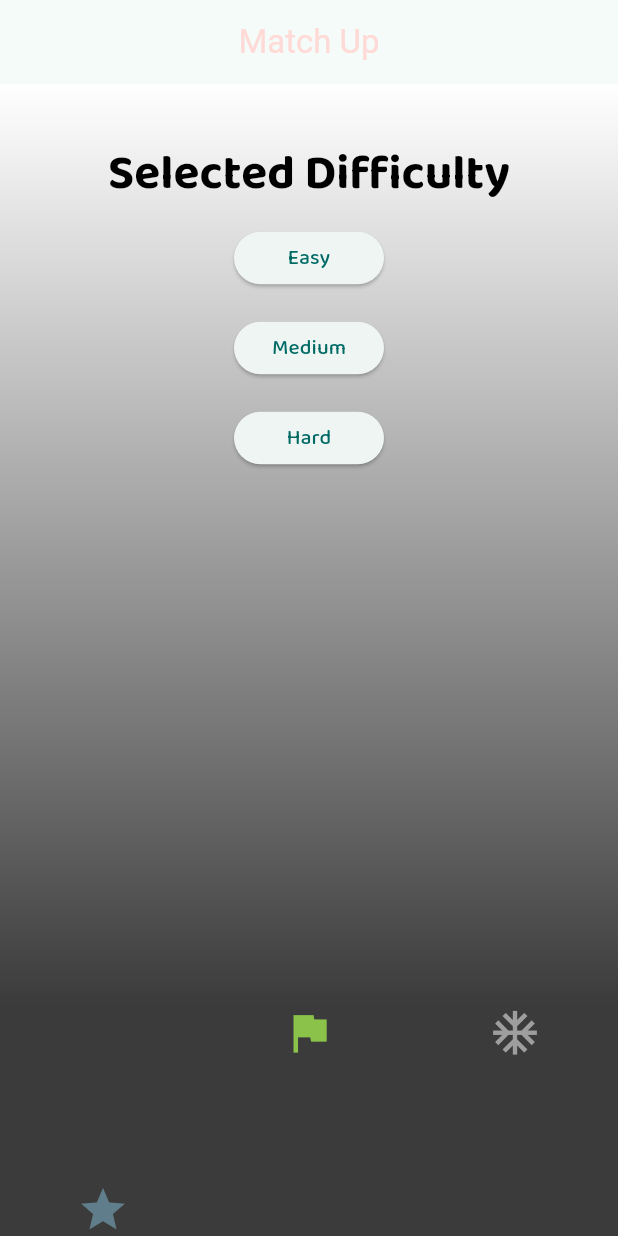
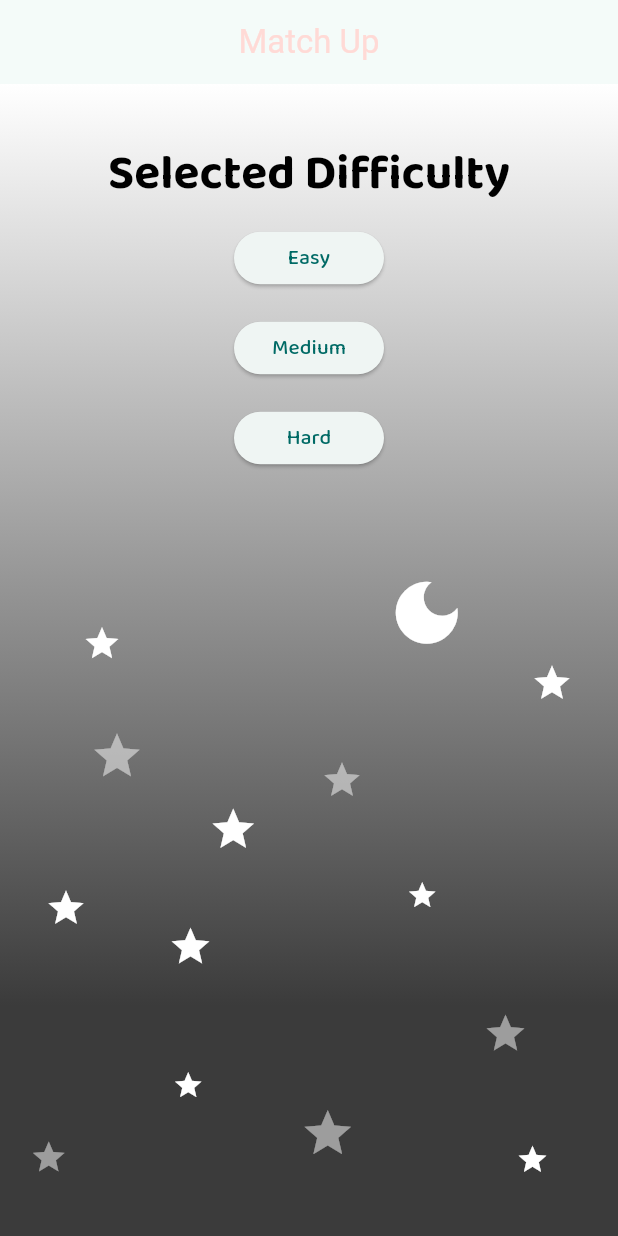
Before and after one commit to Mokshith-S/match_box, a Flutter app: the screen it shows after launch, on a phone screen of 412 x 824 dp. Run offline on Flutter 3.47's test engine with Material 3 defaults, Android fonts, the light colour scheme and no system bars; our stand-ins replace flutter_riverpod, google_fonts; Roboto replaces fonts that are missing (Kenia).

Commit message:
Animation updated

```diff
--- a/lib/widget/home_page_animation.dart
+++ b/lib/widget/home_page_animation.dart
@@ -1,3 +1,5 @@
+import 'dart:async';
+
 import 'package:flutter/material.dart';
 
 class HomeAnimation extends StatefulWidget {
@@ -10,8 +12,7 @@ class HomeAnimation extends StatefulWidget {
 class _HomeAnimationState extends State<HomeAnimation>
     with TickerProviderStateMixin {
   late AnimationController _firstStar;
-  late AnimationController _secondStar;
-  late AnimationController _thirdStar;
+  late Timer _timer;
 
   @override
   void initState() {
@@ -19,37 +20,17 @@ class _HomeAnimationState extends State<HomeAnimation>
     _firstStar = AnimationController(
       animationBehavior: AnimationBehavior.normal,
       vsync: this,
-      duration: const Duration(seconds: 3),
-      reverseDuration: const Duration(seconds: 3),
-    );
-    _secondStar = AnimationController(
-      vsync: this,
-      duration: const Duration(seconds: 3),
-    );
-    _thirdStar = AnimationController(
-      vsync: this,
-      duration: const Duration(seconds: 3),
+      duration: const Duration(seconds: 1),
+      reverseDuration: const Duration(seconds: 1),
     );
     _firstStar.forward();
+    _timer = Timer.periodic(const Duration(seconds: 6), (timer) {
+      _firstStar.forward();
+    });
 
     _firstStar.addStatusListener((status) {
-      if (status == AnimationStatus.completed) {
-        _secondStar.forward();
+      if (AnimationStatus.completed == status) {
         _firstStar.reverse();
-      }
-    });
-
-    _secondStar.addStatusListener((status) {
-      if (status == AnimationStatus.completed) {
-        _thirdStar.forward();
-        _secondStar.reverse();
-      }
-    });
-
-    _thirdStar.addStatusListener((status) {
-      if (status == AnimationStatus.completed) {
-        _firstStar.forward();
-        _thirdStar.reverse();
       }
     });
   }
@@ -57,63 +38,171 @@ class _HomeAnimationState extends State<HomeAnimation>
   @override
   void dispose() {
     _firstStar.dispose();
-    _secondStar.dispose();
-    _thirdStar.dispose();
+    _timer.cancel();
     super.dispose();
   }
 
   @override
   Widget build(BuildContext context) {
     return Expanded(
-      child: SizedBox(
+      child: Container(
+          padding: const EdgeInsets.all(20),
           height: double.infinity,
-        child: Row(
-          mainAxisSize: MainAxisSize.max,
-          mainAxisAlignment: MainAxisAlignment.spaceAround,
-          crossAxisAlignment: CrossAxisAlignment.end,
+          width: double.infinity,
+          child: Stack(
             children: [
-            AlignTransition(
-              alignment: Tween(
-                begin: Alignment.bottomCenter,
-                end: Alignment.center,
-              ).animate(
-                CurvedAnimation(parent: _firstStar, curve: Curves.easeInOut),
+              const Positioned(
+                top: 45,
+                right: 80,
+                child: Icon(
+                  Icons.dark_mode_sharp,
+                  size: 55,
+                  color: Colors.white,
+                ),
+              ),
+              Positioned(
+                bottom: 20,
+                child: FadeTransition(
+                  opacity: Tween(begin: 0.0, end: 1.0).animate(
+                    CurvedAnimation(parent: _firstStar, curve: Curves.linear),
                   ),
                   child: const Icon(
                     Icons.star,
-                size: 35,
-                color: Colors.blueGrey,
+                    size: 25,
+                    color: Colors.white,
                   ),
                 ),
-            AlignTransition(
-              alignment: Tween(
-                begin: Alignment.bottomCenter,
-                end: Alignment.center,
-              ).animate(
-                CurvedAnimation(parent: _secondStar, curve: Curves.easeInOut),
+              ),
+              Positioned(
+                left: 40,
+                top: 150,
+                child: FadeTransition(
+                  opacity: Tween(begin: 0.0, end: 1.0).animate(
+                    CurvedAnimation(parent: _firstStar, curve: Curves.linear),
                   ),
                   child: const Icon(
-                Icons.flag,
-                size: 35,
-                color: Colors.lightGreen,
+                    Icons.star,
+                    size: 36,
+                    color: Colors.white,
                   ),
                 ),
-            AlignTransition(
-              alignment: Tween(
-                begin: Alignment.bottomCenter,
-                end: Alignment.center,
-              ).animate(
-                CurvedAnimation(parent: _thirdStar, curve: Curves.easeInOut),
+              ),
+              Positioned(
+                right: 40,
+                bottom: 100,
+                child: FadeTransition(
+                  opacity: Tween(begin: 0.0, end: 1.0).animate(
+                    CurvedAnimation(parent: _firstStar, curve: Curves.linear),
                   ),
                   child: const Icon(
-                Icons.ac_unit,
-                size: 35,
-                color: Colors.grey,
+                    Icons.star,
+                    size: 30,
+                    color: Colors.white,
+                  ),
+                ),
+              ),
+              Positioned(
+                bottom: 30,
+                left: 180,
+                child: FadeTransition(
+                  opacity: Tween(begin: 0.0, end: 1.0).animate(
+                    CurvedAnimation(parent: _firstStar, curve: Curves.linear),
+                  ),
+                  child: const Icon(
+                    Icons.star,
+                    size: 37,
+                    color: Colors.white,
+                  ),
+                ),
+              ),
+              Positioned(
+                top: 170,
+                right: 150,
+                child: FadeTransition(
+                  opacity: Tween(begin: 0.0, end: 1.0).animate(
+                    CurvedAnimation(parent: _firstStar, curve: Curves.linear),
+                  ),
+                  child: const Icon(
+                    Icons.star,
+                    size: 28,
+                    color: Colors.white,
+                  ),
+                ),
+              ),
+              const Positioned(
+                top: 200,
+                right: 220,
+                child: Icon(
+                  Icons.star,
+                  size: 33,
+                  color: Colors.white,
+                ),
+              ),
+              const Positioned(
+                top: 280,
+                right: 250,
+                child: Icon(
+                  Icons.star,
+                  size: 30,
+                  color: Colors.white,
+                ),
+              ),
+              const Positioned(
+                top: 250,
+                right: 100,
+                child: Icon(
+                  Icons.star,
+                  size: 21,
+                  color: Colors.white,
+                ),
+              ),
+              const Positioned(
+                bottom: 70,
+                left: 95,
+                child: Icon(
+                  Icons.star,
+                  size: 21,
+                  color: Colors.white,
+                ),
+              ),
+              const Positioned(
+                top: 80,
+                left: 35,
+                child: Icon(
+                  Icons.star,
+                  size: 26,
+                  color: Colors.white,
+                ),
+              ),
+              const Positioned(
+                top: 105,
+                right: 10,
+                child: Icon(
+                  Icons.star,
+                  size: 28,
+                  color: Colors.white,
+                ),
+              ),
+              const Positioned(
+                top: 255,
+                left: 10,
+                child: Icon(
+                  Icons.star,
+                  size: 28,
+                  color: Colors.white,
+                ),
+              ),
+              const Positioned(
+                bottom: 20,
+                right: 26,
+                child: Icon(
+                  Icons.star,
+                  size: 22,
+                  color: Colors.white,
                 ),
               ),
             ],
-        ),
-      ),
+          )),
     );
   }
 }
```
Lines whose indentation alone changed are shown as unchanged.
